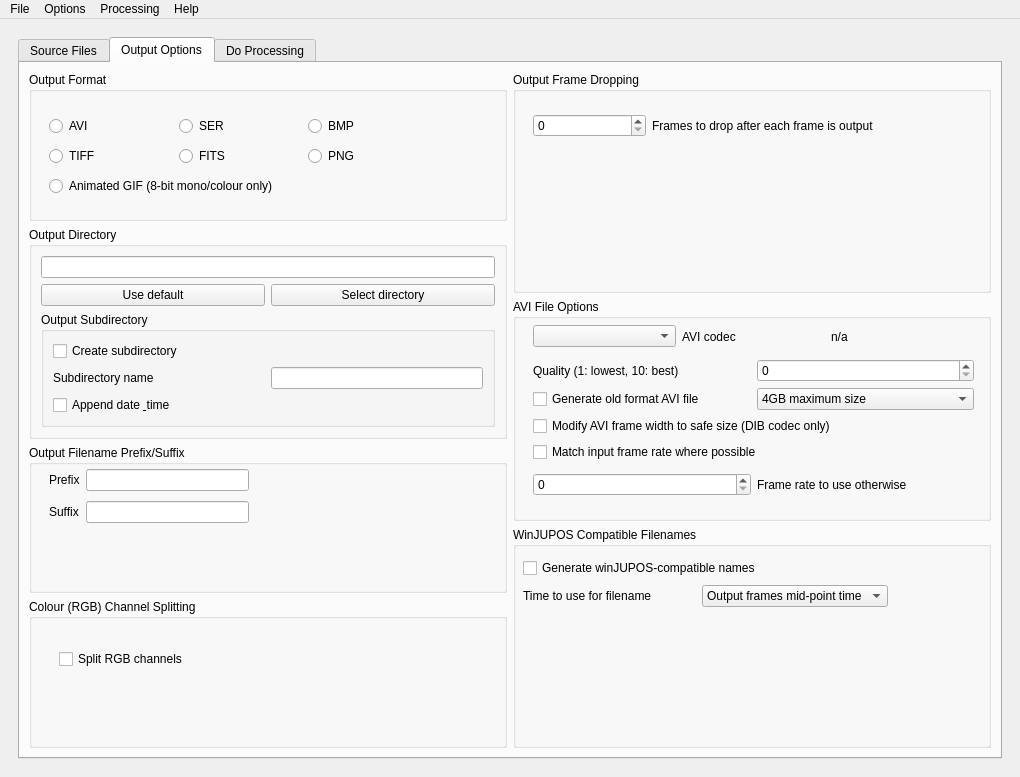
Old version of the form ui/pipp.ui in the repository openastroproject/oaPIPP.
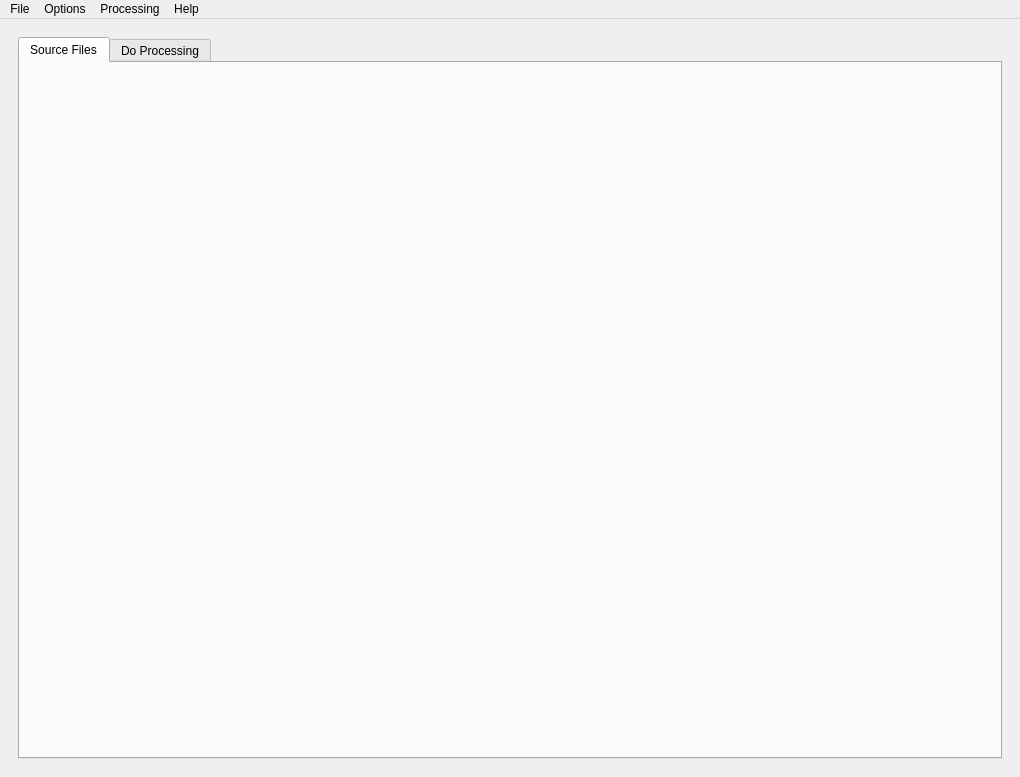
New version of the form. The open tabs and pages were chosen to show the change.

Commit message: Add output options UI

```diff
--- a/ui/pipp.ui
+++ b/ui/pipp.ui
@@ -30,421 +30,6 @@
           <layout class="QVBoxLayout" name="sourceFilesLayout">
           </layout>
          </widget>
-         <widget class="QWidget" name="outputOptionsTab">
-          <attribute name="title">
-           <string>Output Options</string>
-          </attribute>
-          <layout class="QHBoxLayout" name="yyy1">
-           <item>
-            <layout class="QVBoxLayout" name="outputOptionsLHS">
-             <item>
-              <widget class="QGroupBox" name="outputFormatBox">
-               <property name="title">
-                <string>Output Format</string>
-               </property>
-               <widget class="QWidget" name="layoutWidget_33">
-                <property name="geometry">
-                 <rect>
-                  <x>20</x>
-                  <y>40</y>
-                  <width>383</width>
-                  <height>88</height>
-                 </rect>
-                </property>
-                <layout class="QGridLayout" name="gridLayout_12">
-                 <item row="0" column="0">
-                  <widget class="QRadioButton" name="outputAVI">
-                   <property name="text">
-                    <string>AVI</string>
-                   </property>
-                  </widget>
-                 </item>
-                 <item row="0" column="1">
-                  <widget class="QRadioButton" name="outputSER">
-                   <property name="text">
-                    <string>SER</string>
-                   </property>
-                  </widget>
-                 </item>
-                 <item row="0" column="2">
-                  <widget class="QRadioButton" name="outputBMP">
-                   <property name="text">
-                    <string>BMP</string>
-                   </property>
-                  </widget>
-                 </item>
-                 <item row="1" column="0">
-                  <widget class="QRadioButton" name="outputTIFF">
-                   <property name="text">
-                    <string>TIFF</string>
-                   </property>
-                  </widget>
-                 </item>
-                 <item row="1" column="1">
-                  <widget class="QRadioButton" name="outputFITS">
-                   <property name="text">
-                    <string>FITS</string>
-                   </property>
-                  </widget>
-                 </item>
-                 <item row="1" column="2">
-                  <widget class="QRadioButton" name="outputPNG">
-                   <property name="text">
-                    <string>PNG</string>
-                   </property>
-                  </widget>
-                 </item>
-                 <item row="2" column="0" colspan="3">
-                  <widget class="QRadioButton" name="outputAnimGIF">
-                   <property name="text">
-                    <string>Animated GIF (8-bit mono/colour only)</string>
-                   </property>
-                  </widget>
-                 </item>
-                </layout>
-               </widget>
-              </widget>
-             </item>
-             <item>
-              <widget class="QGroupBox" name="outputDirBox">
-               <property name="title">
-                <string>Output Directory</string>
-               </property>
-               <layout class="QVBoxLayout" name="yyyz6">
-                <item>
-                 <widget class="QLineEdit" name="lineEdit_2">
-                  <property name="sizePolicy">
-                   <sizepolicy hsizetype="Preferred" vsizetype="Fixed">
-                    <horstretch>0</horstretch>
-                    <verstretch>0</verstretch>
-                   </sizepolicy>
-                  </property>
-                 </widget>
-                </item>
-                <item>
-                 <layout class="QHBoxLayout" name="horizontalLayout_19">
-                  <item>
-                   <widget class="QPushButton" name="useDefaultOutputDir">
-                    <property name="text">
-                     <string>Use default</string>
-                    </property>
-                   </widget>
-                  </item>
-                  <item>
-                   <widget class="QPushButton" name="selectOutputDir">
-                    <property name="text">
-                     <string>Select directory</string>
-                    </property>
-                   </widget>
-                  </item>
-                 </layout>
-                </item>
-                <item>
-                 <widget class="QGroupBox" name="outputSubdirBox">
-                  <property name="title">
-                   <string>Output Subdirectory</string>
-                  </property>
-                  <layout class="QVBoxLayout" name="yyyx6">
-                   <item>
-                    <widget class="QCheckBox" name="createOutputSubdir">
-                     <property name="text">
-                      <string>Create subdirectory</string>
-                     </property>
-                    </widget>
-                   </item>
-                   <item>
-                    <layout class="QHBoxLayout" name="horizontalLayout_20">
-                     <item>
-                      <widget class="QLabel" name="subdirNameLabel">
-                       <property name="text">
-                        <string>Subdirectory name</string>
-                       </property>
-                      </widget>
-                     </item>
-                     <item>
-                      <widget class="QLineEdit" name="outputSubdirName">
-                       <property name="sizePolicy">
-                        <sizepolicy hsizetype="Preferred" vsizetype="Fixed">
-                         <horstretch>0</horstretch>
-                         <verstretch>0</verstretch>
-                        </sizepolicy>
-                       </property>
-                      </widget>
-                     </item>
-                    </layout>
-                   </item>
-                   <item>
-                    <widget class="QCheckBox" name="appendDateTime">
-                     <property name="text">
-                      <string>Append date &amp; time</string>
-                     </property>
-                    </widget>
-                   </item>
-                  </layout>
-                 </widget>
-                </item>
-               </layout>
-              </widget>
-             </item>
-             <item>
-              <widget class="QGroupBox" name="prefixSuffixBox">
-               <property name="title">
-                <string>Output Filename Prefix/Suffix</string>
-               </property>
-               <widget class="QWidget" name="layoutWidget_34">
-                <property name="geometry">
-                 <rect>
-                  <x>20</x>
-                  <y>20</y>
-                  <width>200</width>
-                  <height>62</height>
-                 </rect>
-                </property>
-                <layout class="QGridLayout" name="gridLayout_13">
-                 <item row="0" column="0">
-                  <widget class="QLabel" name="outputFilePrefixLabel">
-                   <property name="text">
-                    <string>Prefix</string>
-                   </property>
-                  </widget>
-                 </item>
-                 <item row="0" column="1">
-                  <widget class="QLineEdit" name="outputFilePrefix"/>
-                 </item>
-                 <item row="1" column="0">
-                  <widget class="QLabel" name="outputFileSuffixLabel">
-                   <property name="text">
-                    <string>Suffix</string>
-                   </property>
-                  </widget>
-                 </item>
-                 <item row="1" column="1">
-                  <widget class="QLineEdit" name="outputFileSuffix"/>
-                 </item>
-                </layout>
-               </widget>
-              </widget>
-             </item>
-             <item>
-              <widget class="QGroupBox" name="channelSplittingBox">
-               <property name="title">
-                <string>Colour (RGB) Channel Splitting</string>
-               </property>
-               <widget class="QCheckBox" name="splitRGB">
-                <property name="geometry">
-                 <rect>
-                  <x>30</x>
-                  <y>50</y>
-                  <width>171</width>
-                  <height>20</height>
-                 </rect>
-                </property>
-                <property name="text">
-                 <string>Split RGB channels</string>
-                </property>
-               </widget>
-              </widget>
-             </item>
-            </layout>
-           </item>
-           <item>
-            <layout class="QVBoxLayout" name="outputOptionsRHS">
-             <item>
-              <widget class="QGroupBox" name="outputFrameDroppingBox">
-               <property name="title">
-                <string>Output Frame Dropping</string>
-               </property>
-               <widget class="QWidget" name="layoutWidget_35">
-                <property name="geometry">
-                 <rect>
-                  <x>20</x>
-                  <y>40</y>
-                  <width>341</width>
-                  <height>27</height>
-                 </rect>
-                </property>
-                <layout class="QHBoxLayout" name="horizontalLayout_21">
-                 <item>
-                  <widget class="QSpinBox" name="framesToDrop"/>
-                 </item>
-                 <item>
-                  <widget class="QLabel" name="droppedLabel">
-                   <property name="text">
-                    <string>Frames to drop after each frame is output</string>
-                   </property>
-                  </widget>
-                 </item>
-                </layout>
-               </widget>
-              </widget>
-             </item>
-             <item>
-              <widget class="QGroupBox" name="aviFileOptionsBox">
-               <property name="title">
-                <string>AVI File Options</string>
-               </property>
-               <widget class="QWidget" name="layoutWidget_36">
-                <property name="geometry">
-                 <rect>
-                  <x>20</x>
-                  <y>21</y>
-                  <width>441</width>
-                  <height>181</height>
-                 </rect>
-                </property>
-                <layout class="QVBoxLayout" name="verticalLayout_16">
-                 <item>
-                  <layout class="QHBoxLayout" name="horizontalLayout_24">
-                   <item>
-                    <widget class="QComboBox" name="outputCodec"/>
-                   </item>
-                   <item>
-                    <widget class="QLabel" name="codecLabel_2">
-                     <property name="text">
-                      <string>AVI codec</string>
-                     </property>
-                    </widget>
-                   </item>
-                   <item>
-                    <widget class="QLabel" name="showCodec">
-                     <property name="text">
-                      <string>n/a</string>
-                     </property>
-                    </widget>
-                   </item>
-                  </layout>
-                 </item>
-                 <item>
-                  <layout class="QHBoxLayout" name="horizontalLayout_22">
-                   <item>
-                    <widget class="QLabel" name="outputQualityLabel">
-                     <property name="text">
-                      <string>Quality (1: lowest, 10: best)</string>
-                     </property>
-                    </widget>
-                   </item>
-                   <item>
-                    <widget class="QSpinBox" name="spinBox"/>
-                   </item>
-                  </layout>
-                 </item>
-                 <item>
-                  <layout class="QHBoxLayout" name="horizontalLayout_23">
-                   <item>
-                    <widget class="QCheckBox" name="oldFormatAVI">
-                     <property name="text">
-                      <string>Generate old format AVI file</string>
-                     </property>
-                    </widget>
-                   </item>
-                   <item>
-                    <widget class="QComboBox" name="maxAVISize">
-                     <item>
-                      <property name="text">
-                       <string>4GB maximum size</string>
-                      </property>
-                     </item>
-                     <item>
-                      <property name="text">
-                       <string>2GB maximum size</string>
-                      </property>
-                     </item>
-                    </widget>
-                   </item>
-                  </layout>
-                 </item>
-                 <item>
-                  <widget class="QCheckBox" name="safeSize">
-                   <property name="text">
-                    <string>Modify AVI frame width to safe size (DIB codec only)</string>
-                   </property>
-                  </widget>
-                 </item>
-                 <item>
-                  <widget class="QCheckBox" name="matchInputFrameRate">
-                   <property name="text">
-                    <string>Match input frame rate where possible</string>
-                   </property>
-                  </widget>
-                 </item>
-                 <item>
-                  <layout class="QHBoxLayout" name="horizontalLayout_25">
-                   <item>
-                    <widget class="QSpinBox" name="defaultFrameRate"/>
-                   </item>
-                   <item>
-                    <widget class="QLabel" name="defaultFrameRateLabel_2">
-                     <property name="text">
-                      <string>Frame rate to use otherwise</string>
-                     </property>
-                    </widget>
-                   </item>
-                  </layout>
-                 </item>
-                </layout>
-               </widget>
-              </widget>
-             </item>
-             <item>
-              <widget class="QGroupBox" name="winJuposBox">
-               <property name="title">
-                <string>WinJUPOS Compatible Filenames</string>
-               </property>
-               <widget class="QWidget" name="layoutWidget_37">
-                <property name="geometry">
-                 <rect>
-                  <x>10</x>
-                  <y>30</y>
-                  <width>365</width>
-                  <height>53</height>
-                 </rect>
-                </property>
-                <layout class="QVBoxLayout" name="verticalLayout_17">
-                 <item>
-                  <widget class="QCheckBox" name="winjuposNames">
-                   <property name="text">
-                    <string>Generate winJUPOS-compatible names</string>
-                   </property>
-                  </widget>
-                 </item>
-                 <item>
-                  <layout class="QHBoxLayout" name="horizontalLayout_26">
-                   <item>
-                    <widget class="QLabel" name="filenameTimeLabel">
-                     <property name="text">
-                      <string>Time to use for filename</string>
-                     </property>
-                    </widget>
-                   </item>
-                   <item>
-                    <widget class="QComboBox" name="filenameTime">
-                     <item>
-                      <property name="text">
-                       <string>Output frames mid-point time</string>
-                      </property>
-                     </item>
-                     <item>
-                      <property name="text">
-                       <string>Earlliest output frame time</string>
-                      </property>
-                     </item>
-                     <item>
-                      <property name="text">
-                       <string>First output frame time</string>
-                      </property>
-                     </item>
-                    </widget>
-                   </item>
-                  </layout>
-                 </item>
-                </layout>
-               </widget>
-              </widget>
-             </item>
-            </layout>
-           </item>
-          </layout>
-         </widget>
          <widget class="QWidget" name="doProcessingTab">
           <attribute name="title">
            <string>Do Processing</string>
```
The commit also changes 4 other files.
